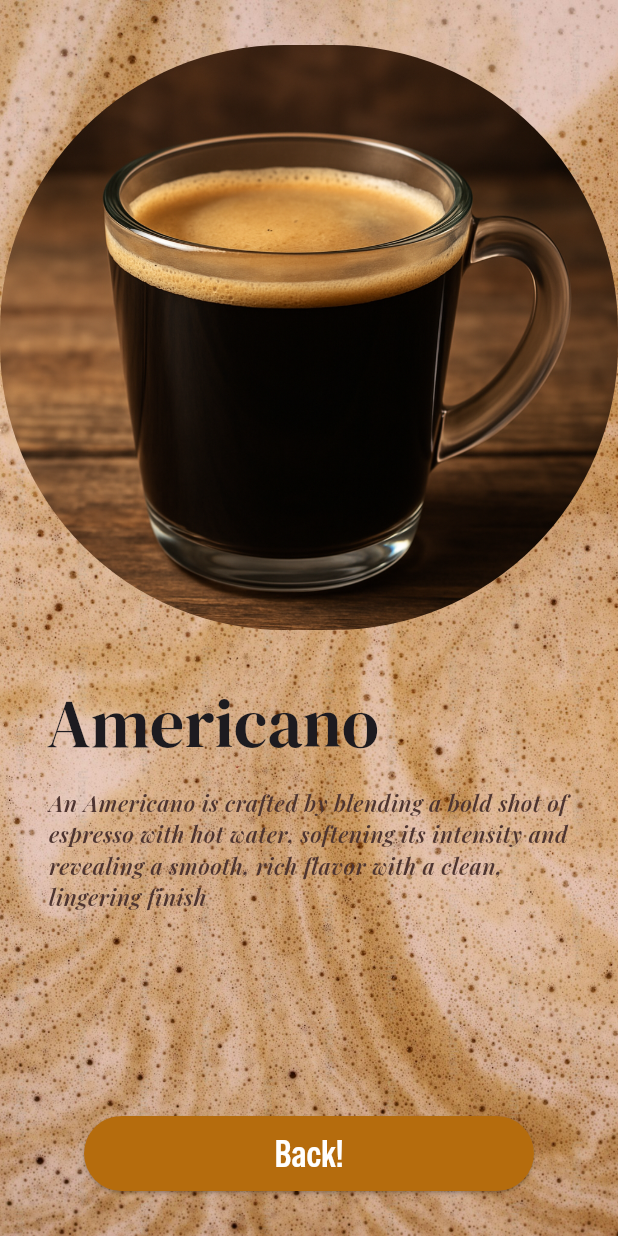
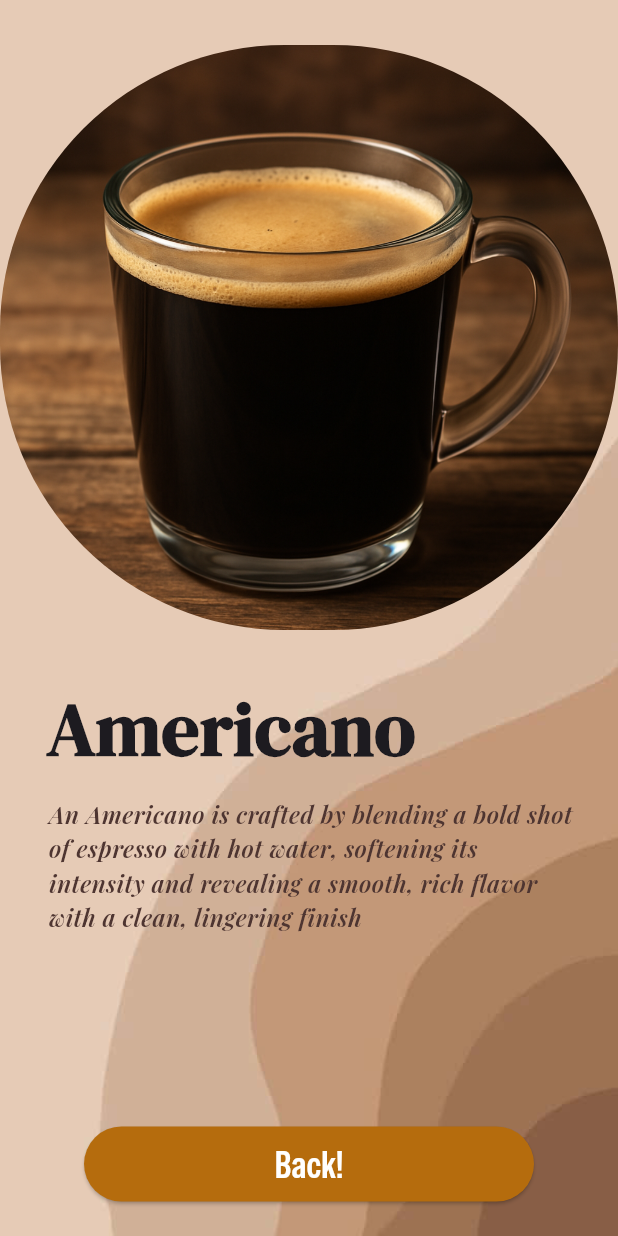
Before and after one commit to Varun-2123/CoffeeApp, a Flutter app: the Homepage screen opened directly, after a tap on "Know More . . .", on a phone screen of 412 x 824 dp. Run offline on Flutter 3.47's test engine with Material 3 defaults, Android fonts, the phone set to English and light mode, and no system bars; our stand-ins replace lottie.

Commit message:
adding search feature and updating about page

```diff
--- a/lib/screens/about_page.dart
+++ b/lib/screens/about_page.dart
@@ -43,7 +43,7 @@ class _aboutpageState extends State<AboutPage> {
             width: double.infinity,
             color: Colors.black,
             child: Image.asset(
-              'assets/images/about_back.jpeg',
+              'assets/images/template_bg_2.jpg',
               fit: BoxFit.cover,
             ),
           ),
@@ -71,8 +71,8 @@ class _aboutpageState extends State<AboutPage> {
                 child: Text(
                   "$name",
                   style: TextStyle(
-                    fontSize: 45,
-                    fontWeight: FontWeight.w400,
+                    fontSize: 50,
+                    fontWeight: FontWeight.w600,
                     fontFamily: 'DmSerif',
                     // fontStyle: FontStyle.italic,
                   ),
@@ -90,7 +90,7 @@ class _aboutpageState extends State<AboutPage> {
                     "${coffee_des[name]}",
                     // "A rich fusion of bold espresso, smooth steamed milk, and luscious chocolate syrup, the Mocha delivers a perfect balance of bittersweet and creamy flavors. Topped with a swirl of whipped cream, its pure indulgence in every sip"
                     style: TextStyle(
-                      fontSize: 15,
+                      fontSize: 16,
                       fontFamily: 'Playfair',
                       fontWeight: FontWeight.w600,
                       // fontStyle: FontStyle.italic,
--- a/lib/screens/homepage.dart
+++ b/lib/screens/homepage.dart
@@ -10,6 +10,20 @@ class Homepage extends StatefulWidget {
 }
 
 class _HomePageState extends State<Homepage> {
+  String toTitleCase(String text) {
+    if (text.isEmpty) return text;
+    return text
+        .split(' ')
+        .map(
+          (word) =>
+              word.isNotEmpty
+                  ? '${word[0].toUpperCase()}${word.substring(1).toLowerCase()}'
+                  : '',
+        )
+        .join(' ');
+  }
+
+  final TextEditingController _controller = TextEditingController();
   final List<String> coffee_name = [
     "Americano",
     "Cappuccino",
@@ -53,6 +67,7 @@ class _HomePageState extends State<Homepage> {
               Padding(
                 padding: const EdgeInsets.only(left: 12.0, right: 12.0),
                 child: TextField(
+                  controller: _controller,
                   decoration: InputDecoration(
                     fillColor: Colors.white,
                     filled: true,
@@ -62,10 +77,27 @@ class _HomePageState extends State<Homepage> {
                       fontSize: 18,
                       fontWeight: FontWeight.w400,
                     ),
-                    suffixIcon: CircleAvatar(
-                      radius: 28,
-                      backgroundColor: const Color.fromARGB(255, 164, 105, 83),
-                      child: Icon(Icons.search, color: Colors.white),
+                    suffixIcon: InkWell(
+                      onTap: () {
+                        Navigator.push(
+                          context,
+                          MaterialPageRoute(
+                            builder:
+                                (context) =>
+                                    AboutPage(coffee_name: _controller.text),
+                          ),
+                        );
+                      },
+                      child: CircleAvatar(
+                        radius: 28,
+                        backgroundColor: const Color.fromARGB(
+                          255,
+                          164,
+                          105,
+                          83,
+                        ),
+                        child: Icon(Icons.search, color: Colors.white),
+                      ),
                     ),
                     enabledBorder: OutlineInputBorder(
                       borderSide: BorderSide(width: 2, color: Colors.white),
```
